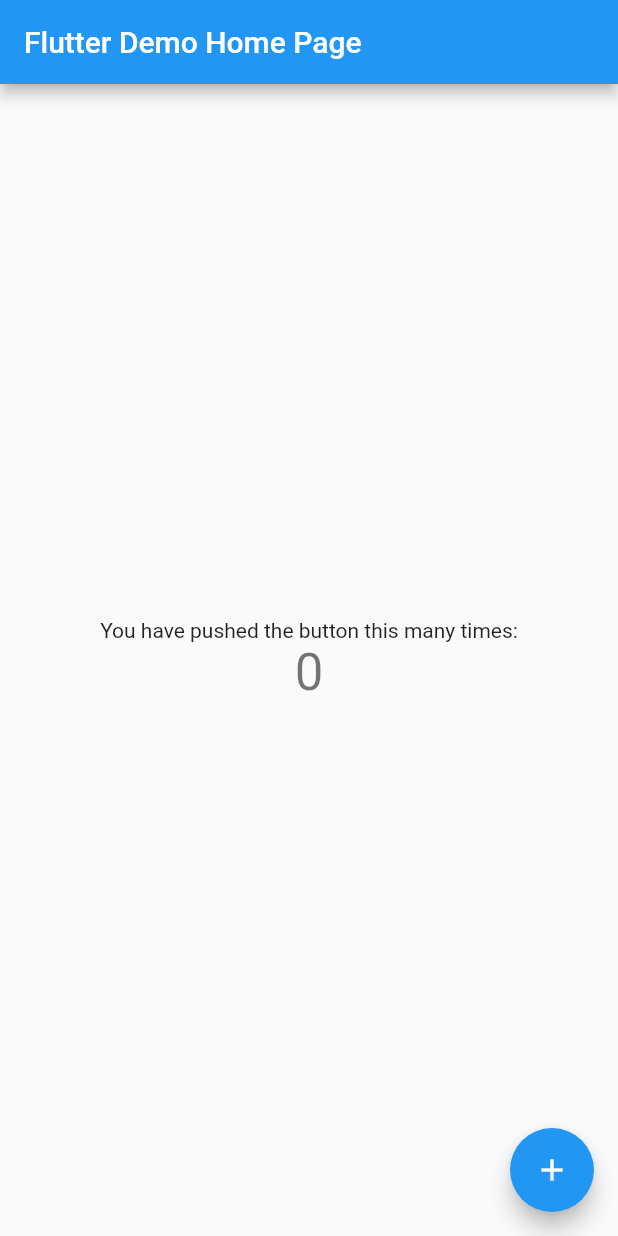
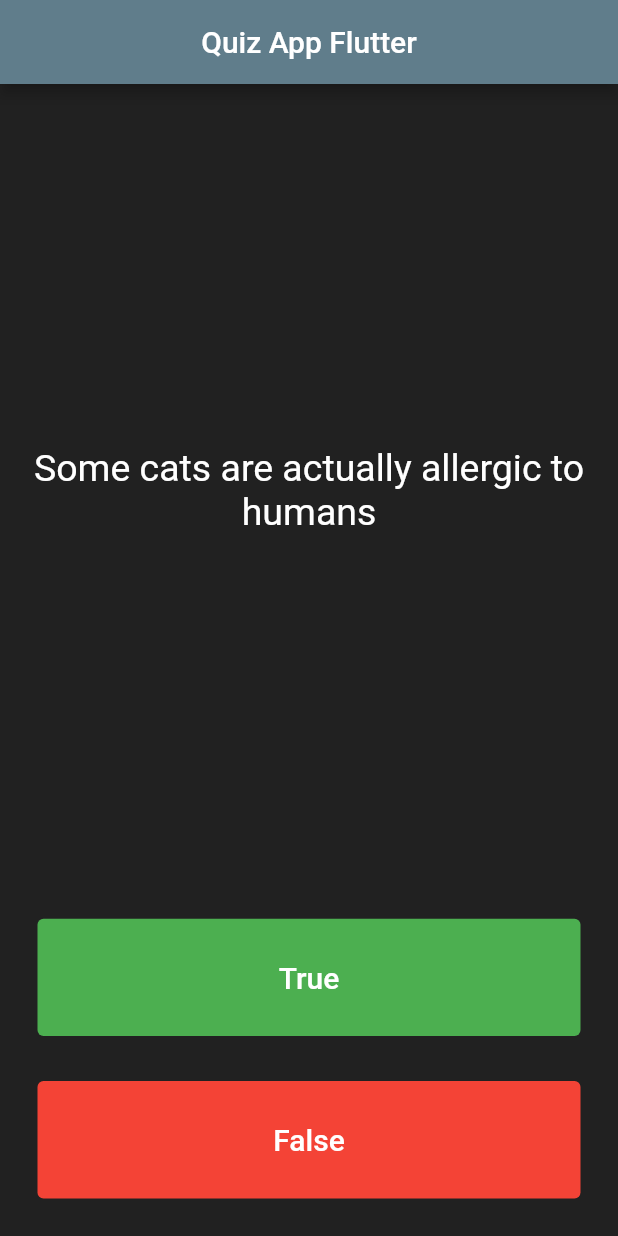
Before and after one commit to skudu95/QuizAppFlutter, a Flutter app: the screen it shows after launch, on a phone screen of 412 x 824 dp. Run offline on Flutter 3.47's test engine with Material 2 defaults, Android fonts, the phone set to English and light mode, and no system bars.

Commit message:
dart class

```diff
--- a/lib/main.dart
+++ b/lib/main.dart
@@ -1,115 +1,122 @@
 import 'package:flutter/material.dart';
+import 'quiz.dart';
 
-void main() {
-  runApp(const MyApp());
-}
+Quiz quiz = Quiz();
 
-class MyApp extends StatelessWidget {
-  const MyApp({super.key});
+void main() => runApp(const QuizApp());
 
-  // This widget is the root of your application.
+class QuizApp extends StatelessWidget {
+  const QuizApp({Key? key}) : super(key: key);
+
   @override
   Widget build(BuildContext context) {
     return MaterialApp(
-      title: 'Flutter Demo',
-      theme: ThemeData(
-        // This is the theme of your application.
-        //
-        // Try running your application with "flutter run". You'll see the
-        // application has a blue toolbar. Then, without quitting the app, try
-        // changing the primarySwatch below to Colors.green and then invoke
-        // "hot reload" (press "r" in the console where you ran "flutter run",
-        // or simply save your changes to "hot reload" in a Flutter IDE).
-        // Notice that the counter didn't reset back to zero; the application
-        // is not restarted.
-        primarySwatch: Colors.blue,
+      home: Scaffold(
+        appBar: AppBar(
+          title: const Text('Quiz App Flutter'),
+          backgroundColor: Colors.blueGrey,
+          centerTitle: true,
+        ),
+        backgroundColor: Colors.grey.shade900,
+        body: const SafeArea(
+          child: Padding(
+            padding: EdgeInsets.symmetric(horizontal: 10.0),
+            child: QuizPage(),
+          ),
+        ),
       ),
-      home: const MyHomePage(title: 'Flutter Demo Home Page'),
     );
   }
 }
 
-class MyHomePage extends StatefulWidget {
-  const MyHomePage({super.key, required this.title});
-
-  // This widget is the home page of your application. It is stateful, meaning
-  // that it has a State object (defined below) that contains fields that affect
-  // how it looks.
-
-  // This class is the configuration for the state. It holds the values (in this
-  // case the title) provided by the parent (in this case the App widget) and
-  // used by the build method of the State. Fields in a Widget subclass are
-  // always marked "final".
-
-  final String title;
+class QuizPage extends StatefulWidget {
+  const QuizPage({Key? key}) : super(key: key);
 
   @override
-  State<MyHomePage> createState() => _MyHomePageState();
+  State<QuizPage> createState() => _QuizPageState();
 }
 
-class _MyHomePageState extends State<MyHomePage> {
-  int _counter = 0;
-
-  void _incrementCounter() {
-    setState(() {
-      // This call to setState tells the Flutter framework that something has
-      // changed in this State, which causes it to rerun the build method below
-      // so that the display can reflect the updated values. If we changed
-      // _counter without calling setState(), then the build method would not be
-      // called again, and so nothing would appear to happen.
-      _counter++;
-    });
-  }
+class _QuizPageState extends State<QuizPage> {
+  List<Icon> scoreKeeper = [];
 
   @override
   Widget build(BuildContext context) {
-    // This method is rerun every time setState is called, for instance as done
-    // by the _incrementCounter method above.
-    //
-    // The Flutter framework has been optimized to make rerunning build methods
-    // fast, so that you can just rebuild anything that needs updating rather
-    // than having to individually change instances of widgets.
-    return Scaffold(
-      appBar: AppBar(
-        // Here we take the value from the MyHomePage object that was created by
-        // the App.build method, and use it to set our appbar title.
-        title: Text(widget.title),
-      ),
-      body: Center(
-        // Center is a layout widget. It takes a single child and positions it
-        // in the middle of the parent.
-        child: Column(
-          // Column is also a layout widget. It takes a list of children and
-          // arranges them vertically. By default, it sizes itself to fit its
-          // children horizontally, and tries to be as tall as its parent.
-          //
-          // Invoke "debug painting" (press "p" in the console, choose the
-          // "Toggle Debug Paint" action from the Flutter Inspector in Android
-          // Studio, or the "Toggle Debug Paint" command in Visual Studio Code)
-          // to see the wireframe for each widget.
-          //
-          // Column has various properties to control how it sizes itself and
-          // how it positions its children. Here we use mainAxisAlignment to
-          // center the children vertically; the main axis here is the vertical
-          // axis because Columns are vertical (the cross axis would be
-          // horizontal).
-          mainAxisAlignment: MainAxisAlignment.center,
-          children: <Widget>[
-            const Text(
-              'You have pushed the button this many times:',
+    return Column(
+      mainAxisAlignment: MainAxisAlignment.spaceBetween,
+      crossAxisAlignment: CrossAxisAlignment.stretch,
+      children: <Widget>[
+        Expanded(
+          flex: 5,
+          child: Padding(
+            padding: const EdgeInsets.all(10.0),
+            child: Center(
+              child: Text(
+                quiz.getQuestion(),
+                textAlign: TextAlign.center,
+                style: const TextStyle(fontSize: 25.0, color: Colors.white),
+              ),
             ),
-            Text(
-              '$_counter',
-              style: Theme.of(context).textTheme.headline4,
+          ),
+        ),
+        Expanded(
+          child: Padding(
+            padding: const EdgeInsets.all(15.0),
+            child: TextButton(
+              style: ButtonStyle(
+                backgroundColor: MaterialStateProperty.all<Color>(Colors.green),
+              ),
+              child: const Text(
+                'True',
+                style: TextStyle(color: Colors.white, fontSize: 20.0),
+              ),
+              onPressed: () {
+                bool correctAnswer = quiz.getCorrectAnswer();
+                // if (correctAnswer == true) {
+                if (correctAnswer) {
+                  print('correct');
+                } else {
+                  print('incorrect');
+                }
+                setState(() {
+                  quiz.nextQuestion();
+                });
+              },
             ),
-          ],
+          ),
         ),
-      ),
-      floatingActionButton: FloatingActionButton(
-        onPressed: _incrementCounter,
-        tooltip: 'Increment',
-        child: const Icon(Icons.add),
-      ), // This trailing comma makes auto-formatting nicer for build methods.
+        Expanded(
+          child: Padding(
+            padding: const EdgeInsets.all(15.0),
+            child: TextButton(
+              style: ButtonStyle(
+                backgroundColor: MaterialStateProperty.all<Color>(Colors.red),
+              ),
+              onPressed: () {
+                bool correctAnswer = quiz.getCorrectAnswer();
+                // if (correctAnswer == false) {
+                if (!correctAnswer) {
+                  print('correct');
+                } else {
+                  print('incorrect');
+                }
+                setState(() {
+                  quiz.nextQuestion();
+                });
+              },
+              child: const Text(
+                'False',
+                style: TextStyle(color: Colors.white, fontSize: 20.0),
+              ),
+            ),
+          ),
+        ),
+        const SizedBox(
+          height: 10.0,
+        ),
+        Row(
+          children: scoreKeeper,
+        ),
+      ],
     );
   }
 }
--- /dev/null
+++ b/lib/question.dart
@@ -0,0 +1,9 @@
+class Question {
+  late String question;
+  late bool answer;
+
+  Question({String? q, bool? a}) {
+    question = q!;
+    answer = a!;
+  }
+}
--- /dev/null
+++ b/lib/quiz.dart
@@ -0,0 +1,49 @@
+import 'question.dart';
+
+class Quiz {
+  int _questionNumber = 0;
+
+  final List<Question> _questionList = [
+    Question(q: 'Some cats are actually allergic to humans', a: true),
+    Question(q: 'You can lead a cow down stairs but not up stairs.', a: false),
+    Question(
+        q: 'Approximately one quarter of human bones are in the feet.',
+        a: true),
+    Question(q: 'A slug\'s blood is green.', a: true),
+    Question(q: 'Buzz Aldrin\'s mother\'s maiden name was "Moon".', a: true),
+    Question(q: 'It is illegal to pee in the Ocean in Portugal.', a: true),
+    Question(
+        q: 'No piece of square dry paper can be folded in half more than 7 times.',
+        a: false),
+    Question(
+        q: 'In London, UK, if you happen to die in the House of Parliament, you are technically entitled to a state funeral, because the building is considered too sacred a place.',
+        a: true),
+    Question(
+        q: 'The loudest sound produced by any animal is 188 decibels. That animal is the African Elephant.',
+        a: false),
+    Question(
+        q: 'The total surface area of two human lungs is approximately 70 square metres.',
+        a: true),
+    Question(q: 'Google was originally called "Backrub".', a: true),
+    Question(
+        q: 'Chocolate affects a dog\'s heart and nervous system; a few ounces are enough to kill a small dog.',
+        a: true),
+    Question(
+        q: 'In West Virginia, USA, if you accidentally hit an animal with your car, you are free to take it home to eat.',
+        a: true),
+  ];
+
+  String getQuestion() {
+    return _questionList[_questionNumber].question;
+  }
+
+  bool getCorrectAnswer() {
+    return _questionList[_questionNumber].answer;
+  }
+
+  void nextQuestion() {
+    if (_questionNumber < _questionList.length - 1) {
+      _questionNumber++;
+    }
+  }
+}
```
Also changed, not shown: pubspec.yaml (+0 -49 lines), 31 other files.
